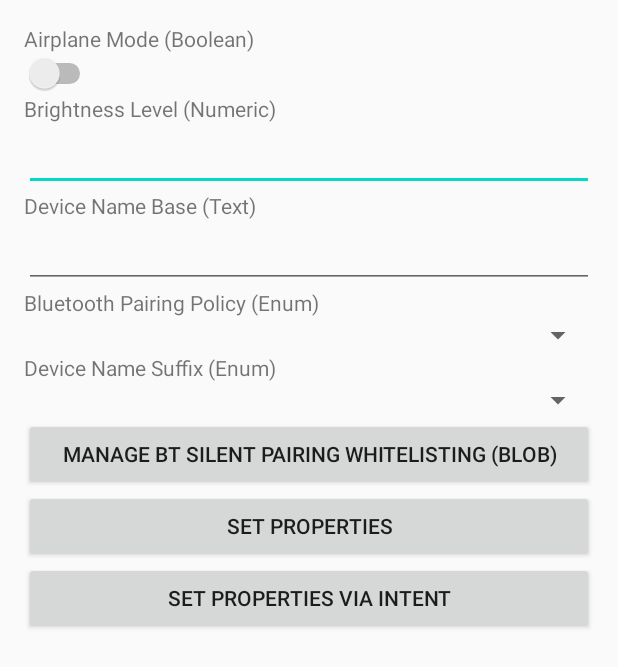
After one commit to tin-nguyen-31k17/dl-warehouse-inventory-sample-app, an Android app built with Jetpack Compose: the layout activity_configuration.xml on its own in the app's theme, with its tools: preview values and no code run, on a phone screen of 412 x 824 dp. The commit adds this screen. Shown: the top 667 px of the screen. Run offline under Robolectric (Android 15) with nearby library versions, the phone set to English and light mode, and no system bars.

Commit message:
Add Configuration Page

```diff
--- a/app/src/main/AndroidManifest.xml
+++ b/app/src/main/AndroidManifest.xml
@@ -32,6 +32,8 @@
             </intent-filter>
         </activity>
 
+        <activity android:name=".ConfigurationActivity" />
+
         <activity
             android:name=".CradleActivity"
             android:exported="false" />
--- /dev/null
+++ b/app/src/main/res/layout/activity_configuration.xml
@@ -0,0 +1,90 @@
+<?xml version="1.0" encoding="utf-8"?>
+<ScrollView xmlns:android="http://schemas.android.com/apk/res/android"
+    android:layout_width="match_parent"
+    android:layout_height="wrap_content">
+
+    <LinearLayout
+        android:layout_width="match_parent"
+        android:layout_height="wrap_content"
+        android:orientation="vertical"
+        android:padding="16dp">
+
+        <!-- Boolean Property -->
+        <TextView
+            android:layout_width="wrap_content"
+            android:layout_height="wrap_content"
+            android:text="Airplane Mode (Boolean)" />
+
+        <Switch
+            android:id="@+id/switchBooleanProperty"
+            android:layout_width="wrap_content"
+            android:layout_height="wrap_content" />
+
+        <!-- Numeric Property -->
+        <TextView
+            android:layout_width="wrap_content"
+            android:layout_height="wrap_content"
+            android:text="Brightness Level (Numeric)" />
+
+        <EditText
+            android:id="@+id/editTextNumericProperty"
+            android:layout_width="match_parent"
+            android:layout_height="wrap_content"
+            android:inputType="number" />
+
+        <!-- Text Property -->
+        <TextView
+            android:layout_width="wrap_content"
+            android:layout_height="wrap_content"
+            android:text="Device Name Base (Text)" />
+
+        <EditText
+            android:id="@+id/editTextTextProperty"
+            android:layout_width="match_parent"
+            android:layout_height="wrap_content" />
+
+        <!-- Enum Property -->
+        <TextView
+            android:layout_width="wrap_content"
+            android:layout_height="wrap_content"
+            android:text="Bluetooth Pairing Policy (Enum)" />
+
+        <Spinner
+            android:id="@+id/spinnerEnumProperty"
+            android:layout_width="match_parent"
+            android:layout_height="wrap_content" />
+
+        <!-- Device Name Suffix -->
+        <TextView
+            android:layout_width="wrap_content"
+            android:layout_height="wrap_content"
+            android:text="Device Name Suffix (Enum)" />
+
+        <Spinner
+            android:id="@+id/spinnerDeviceNameSuffix"
+            android:layout_width="match_parent"
+            android:layout_height="wrap_content" />
+
+        <!-- Blob Property -->
+        <Button
+            android:id="@+id/buttonManageBlobProperty"
+            android:layout_width="match_parent"
+            android:layout_height="wrap_content"
+            android:text="Manage BT Silent Pairing Whitelisting (Blob)" />
+
+        <!-- Button to set properties -->
+        <Button
+            android:id="@+id/buttonSetProperties"
+            android:layout_width="match_parent"
+            android:layout_height="wrap_content"
+            android:text="Set Properties" />
+
+        <!-- Button to set properties via Intent -->
+        <Button
+            android:id="@+id/buttonSetPropertiesViaIntent"
+            android:layout_width="match_parent"
+            android:layout_height="wrap_content"
+            android:text="Set Properties via Intent" />
+
+    </LinearLayout>
+</ScrollView>
```
Also changed, not shown: app/src/main/java/com/example/warehouseinventoryapp/ConfigurationActivity.kt (added, +363 -0 lines), app/src/main/java/com/example/warehouseinventoryapp/MainActivity.kt (+16 -0 lines), app/src/main/res/layout/activity_main.xml (+8 -0 lines).
